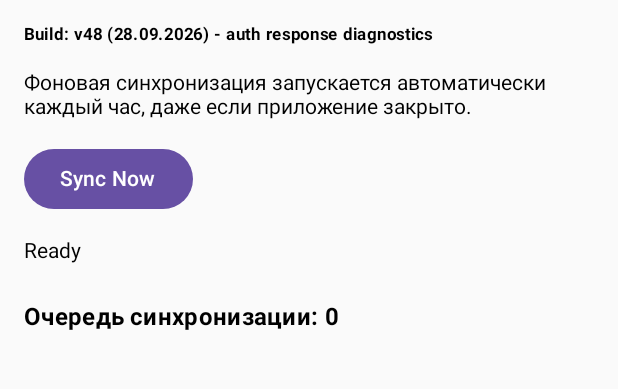
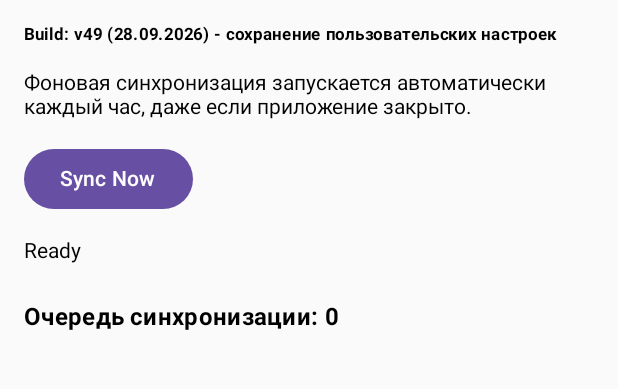
Before and after one commit to vsuh/sleepmon, an Android app built with Jetpack Compose: the screen it shows after launch (MainActivity), on a phone screen of 412 x 824 dp, the part 73-462 px from its top. Run offline under Robolectric (Android 15) with nearby library versions, the light colour scheme and no system bars; libraries missing offline, so code that uses them is left out: androidx.health.connect; pictures from the network do not load; 3 statements that could not run were skipped.

Commit message:
Android: document and preserve user preference defaults in v49

```diff
--- a/android_sync_app/app/src/main/java/com/example/sleepmonitorsync/MainActivity.kt
+++ b/android_sync_app/app/src/main/java/com/example/sleepmonitorsync/MainActivity.kt
@@ -43,8 +43,8 @@ class MainActivity : ComponentActivity() {
          * 2026-09-15 - see 10-projects/sleep-monitor/task.md "process rule" entry).
          * Format: "vN (ДД.ММ.ГГГГ) - краткое описание изменения".
          */
-        const val APP_BUILD_TAG = "v48 (28.09.2026) - auth response diagnostics"
-        const val LOG_TAG = "SleepMonitor-v48"
+        const val APP_BUILD_TAG = "v49 (28.09.2026) - сохранение пользовательских настроек"
+        const val LOG_TAG = "SleepMonitor-v49"
     }
 
     private val permissions = setOf(
@@ -64,6 +64,9 @@ class MainActivity : ComponentActivity() {
         val defaultServerUrl = "http://192.168.2.2:8000"
         val defaultServerUrlBackup = "https://sm.vsuh.duckdns.org:912"
         val defaultAppPin = "1679"
+
+        // Defaults are write-once: an existing user value must never be overwritten
+        // when Activity is recreated or a new APK is installed over the existing app.
         prefs.edit().apply {
             if (!prefs.contains("serverUrl")) putString("serverUrl", defaultServerUrl)
             if (!prefs.contains("serverUrlBackup")) putString("serverUrlBackup", defaultServerUrlBackup)
```
